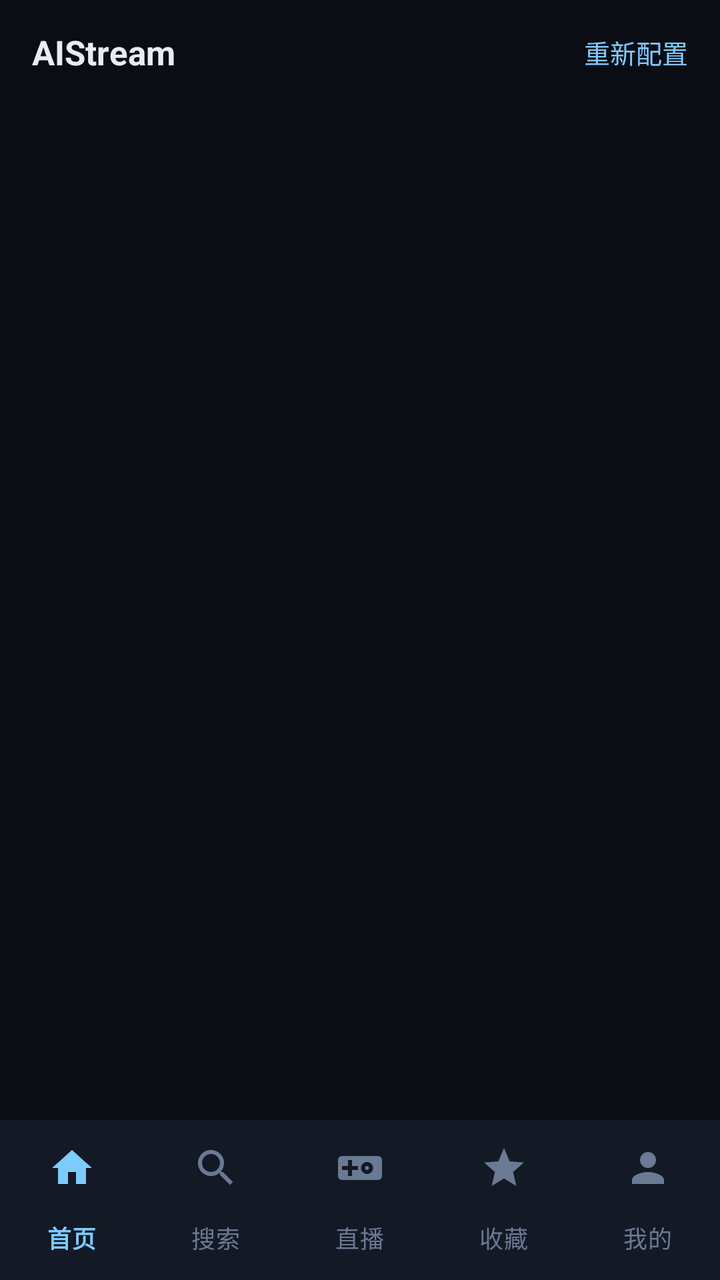
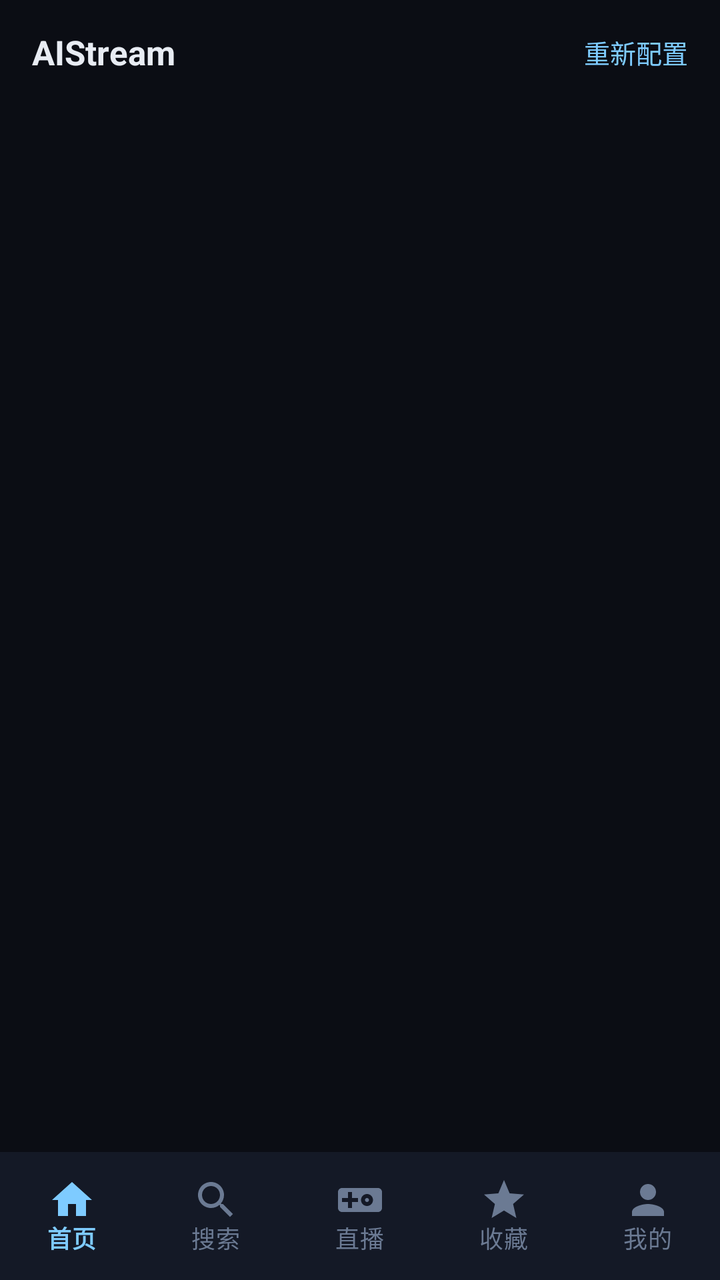

An Android layout rendered at two revisions. The XML below is the earlier revision; the diff shows what the commit changed to produce the second picture.
<!-- AndroidManifest.xml: application theme Theme.AIStream -->
<!-- res/layout/activity_main.xml -->
<?xml version="1.0" encoding="utf-8"?>
<LinearLayout xmlns:android="http://schemas.android.com/apk/res/android"
    android:layout_width="match_parent"
    android:layout_height="match_parent"
    android:background="@color/bg"
    android:orientation="vertical">

    <LinearLayout
        android:layout_width="match_parent"
        android:layout_height="52dp"
        android:gravity="center_vertical"
        android:orientation="horizontal"
        android:paddingStart="16dp"
        android:paddingEnd="8dp">

        <TextView
            android:id="@+id/tvTitle"
            android:layout_width="0dp"
            android:layout_height="wrap_content"
            android:layout_weight="1"
            android:ellipsize="end"
            android:singleLine="true"
            android:text="@string/app_name"
            android:textColor="@color/fg"
            android:textSize="17sp"
            android:textStyle="bold" />

        <TextView
            android:id="@+id/tvUser"
            android:layout_width="wrap_content"
            android:layout_height="wrap_content"
            android:layout_marginEnd="10dp"
            android:textColor="@color/fg_weak"
            android:textSize="12sp" />

        <TextView
            android:id="@+id/btnSetup"
            android:layout_width="wrap_content"
            android:layout_height="wrap_content"
            android:padding="8dp"
            android:text="@string/action_reconnect"
            android:textColor="@color/accent_soft"
            android:textSize="13sp" />

    </LinearLayout>

    <androidx.viewpager2.widget.ViewPager2
        android:id="@+id/pager"
        android:layout_width="match_parent"
        android:layout_height="0dp"
        android:layout_weight="1" />

    <com.google.android.material.bottomnavigation.BottomNavigationView
        android:id="@+id/nav"
        android:layout_width="match_parent"
        android:layout_height="wrap_content"
        android:background="@color/bg_card"
        app:itemIconTint="@color/nav_item"
        app:itemTextColor="@color/nav_item"
        app:labelVisibilityMode="labeled"
        app:menu="@menu/bottom_nav"
        xmlns:app="http://schemas.android.com/apk/res-auto" />

</LinearLayout>
<!-- resources referenced by this layout -->
<resources>
  <color name="accent_soft">#FF7ECBFF</color>
  <color name="bg">#FF0B0D14</color>
  <color name="bg_card">#FF141926</color>
  <color name="fg">#FFE8ECF3</color>
  <color name="fg_weak">#FF6B7A93</color>
  <string name="action_reconnect">重新配置</string>
  <string name="app_name">AIStream</string>
  <style name="Theme.AIStream" parent="Theme.Material3.Dark.NoActionBar">
          <item name="android:windowBackground">@color/bg</item>
          <item name="android:navigationBarColor">@color/bg</item>
          <item name="android:statusBarColor">@color/bg</item>
          <item name="colorPrimary">@color/accent</item>
          <item name="colorSecondary">@color/accent_soft</item>
          <item name="colorOnPrimary">@color/fg</item>
          <item name="android:textColorPrimary">@color/fg</item>
          <item name="android:textColorSecondary">@color/fg_dim</item>
      </style>
  <color name="accent">#FF2F6FED</color>
  <color name="fg_dim">#FF9AA6BD</color>
</resources>

<!-- the commit's change to res/layout/activity_main.xml (unified diff, before → after) -->
@@ -53,7 +53,7 @@
     <com.google.android.material.bottomnavigation.BottomNavigationView
         android:id="@+id/nav"
         android:layout_width="match_parent"
-        android:layout_height="wrap_content"
+        android:layout_height="64dp"
         android:background="@color/bg_card"
         app:itemIconTint="@color/nav_item"
         app:itemTextColor="@color/nav_item"
